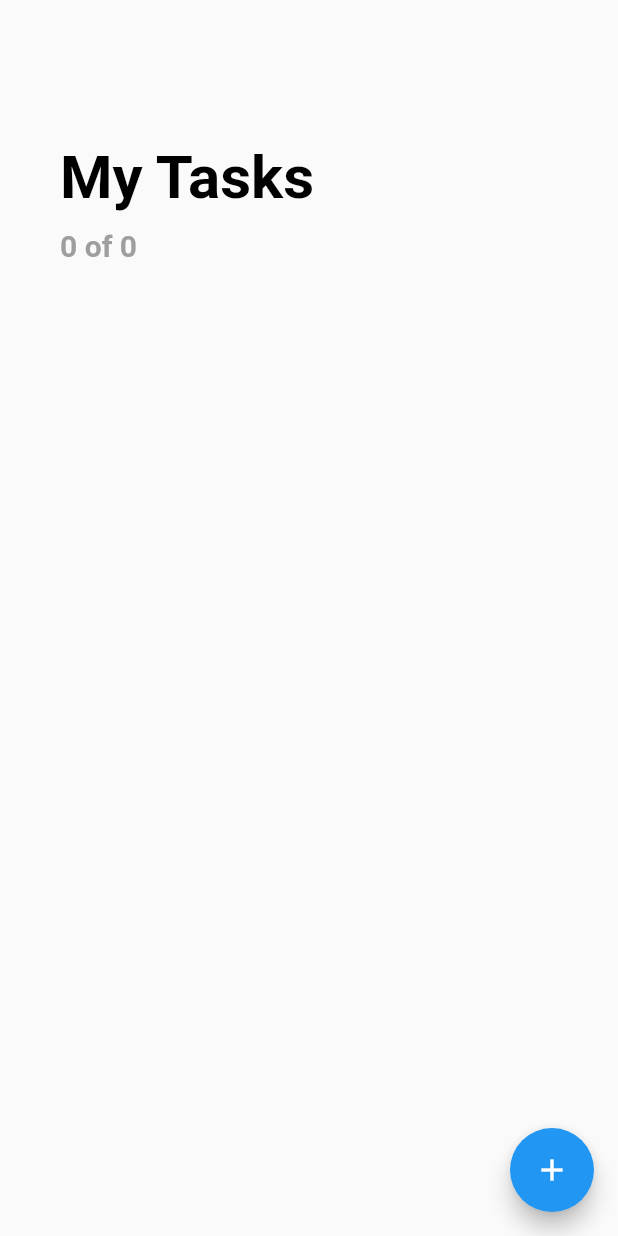
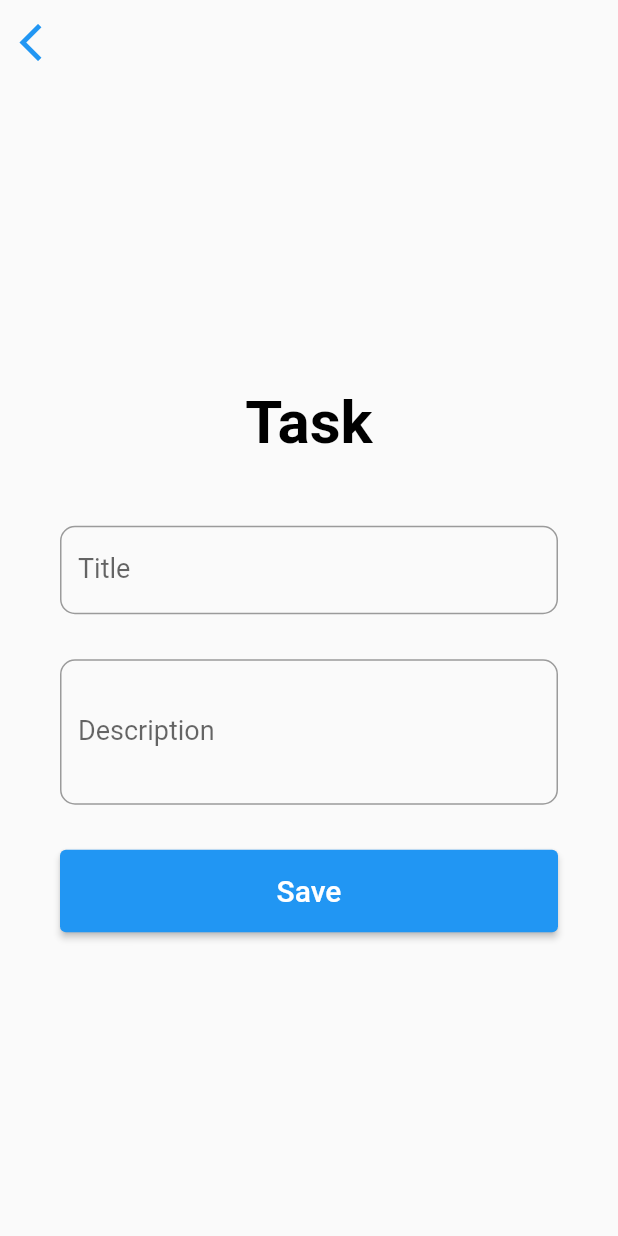
Before and after one commit to dadu0699/todo_list_flutter, a Flutter app: the screen it shows after launch, after a tap on the "add" icon, on a phone screen of 412 x 824 dp. Run offline on Flutter 3.47's test engine with Material 2 defaults, Android fonts, the phone set to English and light mode, and no system bars; our stand-ins replace rxdart, sqflite; accounts and stored records are empty.

Commit message:
Add and edit tasks

```diff
--- a/lib/main.dart
+++ b/lib/main.dart
@@ -3,6 +3,7 @@ import 'package:flutter/material.dart';
 import 'package:todo_list/src/blocs/provider_bloc.dart';
 
 import 'package:todo_list/src/pages/todo_list_page.dart';
+import 'package:todo_list/src/pages/task_page.dart';
 
 void main() => runApp(MyApp());
 
@@ -14,7 +15,10 @@ class MyApp extends StatelessWidget {
         debugShowCheckedModeBanner: false,
         title: 'To-Do List',
         initialRoute: '/',
-        routes: {'/': (BuildContext context) => ToDoListPage()},
+        routes: {
+          '/': (BuildContext context) => ToDoListPage(),
+          'task': (BuildContext context) => TaskPage(),
+        },
       ),
     );
   }
--- a/lib/src/blocs/task_bloc.dart
+++ b/lib/src/blocs/task_bloc.dart
@@ -25,7 +25,7 @@ class TaskBloc {
     _taskContoller.sink.add(await DBProvider.instance.getTaskList());
   }
 
-  void insert(TaskModel task) async {
+  void insertTask(TaskModel task) async {
     await DBProvider.instance.insertTask(task);
     getTaskList();
   }
--- a/lib/src/models/task_model.dart
+++ b/lib/src/models/task_model.dart
@@ -9,7 +9,7 @@ class TaskModel {
     this.id,
     this.title,
     this.description,
-    this.status,
+    this.status = 0,
   });
 
   int id;
--- /dev/null
+++ b/lib/src/pages/task_page.dart
@@ -0,0 +1,162 @@
+import 'package:flutter/material.dart';
+import 'package:todo_list/src/blocs/provider_bloc.dart';
+import 'package:todo_list/src/blocs/task_bloc.dart';
+import 'package:todo_list/src/models/task_model.dart';
+
+class TaskPage extends StatefulWidget {
+  const TaskPage({Key key}) : super(key: key);
+
+  @override
+  _TaskPageState createState() => _TaskPageState();
+}
+
+class _TaskPageState extends State<TaskPage> {
+  final _formKey = GlobalKey<FormState>();
+  final _scaffoldKey = GlobalKey<ScaffoldState>();
+
+  TaskBloc _taskBloc;
+  TaskModel _task = new TaskModel();
+  bool _saving = false;
+
+  @override
+  Widget build(BuildContext context) {
+    _taskBloc = Provider.taskBloc(context);
+    final TaskModel taskData = ModalRoute.of(context).settings.arguments;
+
+    if (taskData != null) _task = taskData;
+
+    return Scaffold(
+      appBar: AppBar(
+        leading: IconButton(
+          icon: Icon(
+            Icons.arrow_back_ios,
+            size: 30.0,
+            color: Theme.of(context).primaryColor,
+          ),
+          onPressed: () => Navigator.of(context).pop(),
+        ),
+        backgroundColor: Colors.transparent,
+        elevation: 0.0,
+      ),
+      body: Center(
+        child: GestureDetector(
+          onTap: () => FocusScope.of(context).unfocus(),
+          child: SingleChildScrollView(
+            child: Container(
+              padding: EdgeInsets.symmetric(horizontal: 40.0),
+              child: Column(
+                mainAxisAlignment: MainAxisAlignment.center,
+                crossAxisAlignment: CrossAxisAlignment.center,
+                children: <Widget>[
+                  _header(),
+                  SizedBox(height: 45.0),
+                  _form(),
+                  SizedBox(height: 30.0),
+                  _button(context),
+                ],
+              ),
+            ),
+          ),
+        ),
+      ),
+    );
+  }
+
+  Widget _header() {
+    return Column(
+      children: <Widget>[
+        Text(
+          'Task',
+          style: TextStyle(
+            color: Colors.black,
+            fontSize: 40,
+            fontWeight: FontWeight.bold,
+          ),
+        ),
+      ],
+    );
+  }
+
+  Widget _form() {
+    return Form(
+      key: _formKey,
+      child: Column(
+        children: <Widget>[
+          _titleInput(),
+          SizedBox(height: 30.0),
+          _descriptionInput(),
+        ],
+      ),
+    );
+  }
+
+  Widget _titleInput() {
+    return TextFormField(
+      textCapitalization: TextCapitalization.sentences,
+      initialValue: _task.title,
+      decoration: InputDecoration(
+        labelText: 'Title',
+        labelStyle: TextStyle(fontSize: 18),
+        border: OutlineInputBorder(
+          borderRadius: BorderRadius.circular(10.0),
+        ),
+      ),
+      onSaved: (value) => _task.title = value,
+      validator: (value) {
+        if (value.length < 0) return 'You need to enter a title';
+        return null;
+      },
+    );
+  }
+
+  Widget _descriptionInput() {
+    return TextFormField(
+      textCapitalization: TextCapitalization.sentences,
+      initialValue: _task.description,
+      maxLines: 3,
+      minLines: 3,
+      keyboardType: TextInputType.multiline,
+      decoration: InputDecoration(
+        labelText: 'Description',
+        labelStyle: TextStyle(fontSize: 18),
+        border: OutlineInputBorder(
+          borderRadius: BorderRadius.circular(10.0),
+        ),
+      ),
+      onSaved: (value) => _task.description = value,
+    );
+  }
+
+  Widget _button(BuildContext context) {
+    return ElevatedButton(
+      child: Container(
+        height: 55.0,
+        width: double.infinity,
+        child: Center(
+          child: Text(
+            'Save',
+            style: TextStyle(fontSize: 20.0),
+          ),
+        ),
+      ),
+      onPressed: _saving ? null : _submit,
+    );
+  }
+
+  void _submit() async {
+    if (!_formKey.currentState.validate()) return;
+
+    _formKey.currentState.save();
+    setState(() {
+      _saving = true;
+    });
+
+    if (_task.id == null) {
+      _taskBloc.insertTask(_task);
+    } else {
+      _taskBloc.updateTask(_task);
+    }
+
+    Navigator.pop(context);
+  }
+}
```
